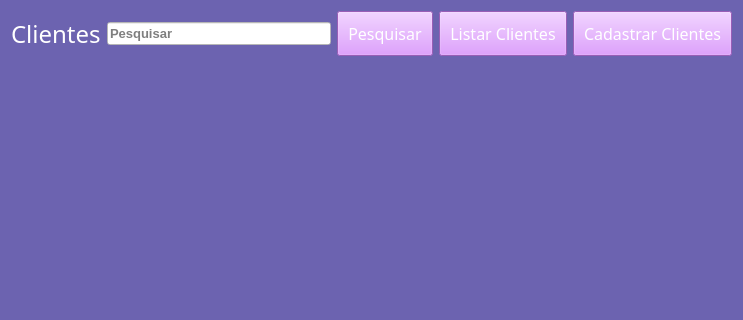
Above: view/clientes_tela_principal.ui from Michel3-01/Sistema_Loja_de_Roupas before the change; both pictures show x 0 to 743 and y 0 to 320 of the 743 by 532 pixel window. Below: the same form after it.
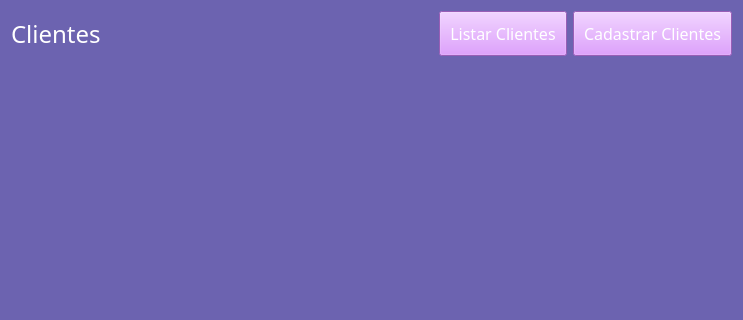
That is the form after the change.

Commit message: Alterações

Diff of the .ui file:
```diff
--- a/view/clientes_tela_principal.ui
+++ b/view/clientes_tela_principal.ui
@@ -36,40 +36,17 @@
       </widget>
      </item>
      <item>
-      <widget class="QLineEdit" name="pesquisar_produto">
-       <property name="font">
-        <font>
-         <pointsize>10</pointsize>
-         <weight>75</weight>
-         <bold>true</bold>
-        </font>
+      <spacer name="horizontalSpacer">
+       <property name="orientation">
+        <enum>Qt::Horizontal</enum>
        </property>
-       <property name="styleSheet">
-        <string notr="true">background-color: rgb(255, 255, 255);</string>
+       <property name="sizeHint" stdset="0">
+        <size>
+         <width>40</width>
+         <height>20</height>
+        </size>
        </property>
-       <property name="placeholderText">
-        <string>Pesquisar</string>
-       </property>
-      </widget>
-     </item>
-     <item>
-      <widget class="QPushButton" name="pesquisar_btn">
-       <property name="font">
-        <font>
-         <family>Impact</family>
-         <pointsize>12</pointsize>
-        </font>
-       </property>
-       <property name="styleSheet">
-        <string notr="true">background-color: rgb(214, 131, 255);
-color: rgb(255, 255, 255);
-padding: 10px;
-</string>
-       </property>
-       <property name="text">
-        <string>Pesquisar</string>
-       </property>
-      </widget>
+      </spacer>
      </item>
      <item>
       <widget class="QPushButton" name="listar_clientes_btn">
```
The commit also changes 1 other file.
